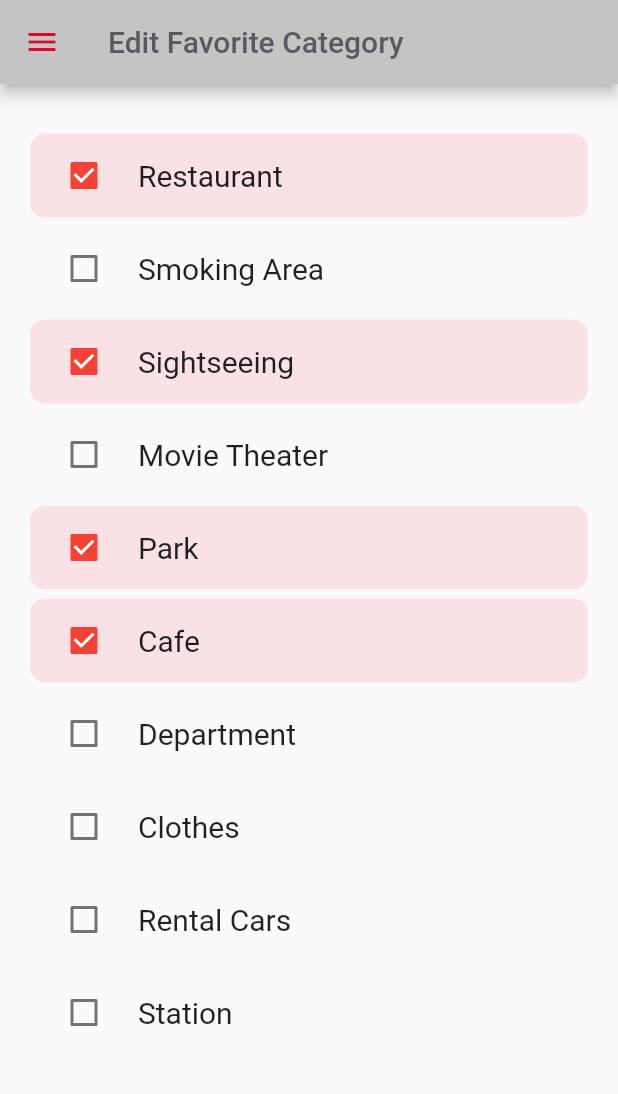
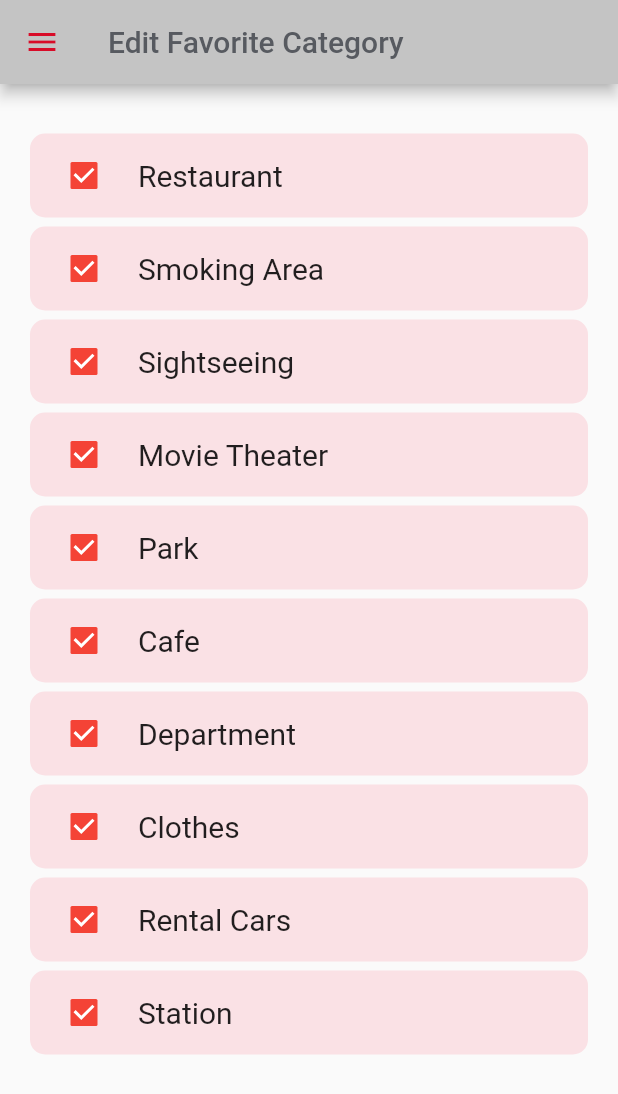
Before and after one commit to naoyuki1115/wovenlog, a Flutter app: the screen it shows after launch, after a tap on the "menu" icon, on a phone screen of 412 x 824 dp. Shown: the top 1094 px of the screen. Run offline on Flutter 3.47's test engine with Material 2 defaults, Android fonts, the phone set to English and light mode, and no system bars; our stand-ins replace shared_preferences.

Commit message:
WV-39-03: finished save selectedCategory via sharedPreferences

```diff
--- /dev/null
+++ b/lib/dummy_data/selected_category_class_json.dart
@@ -0,0 +1,18 @@
+class SelectedCategory {
+  final String? userId;
+  final String? categoryId;
+
+  SelectedCategory({
+    this.userId,
+    this.categoryId,
+  });
+
+  Map toJson() => {
+        'userId': userId,
+        'categoryId': categoryId,
+      };
+
+  SelectedCategory.fromJson(Map json)
+      : userId = json['userId'],
+        categoryId = json['categoryId'];
+}
--- /dev/null
+++ b/lib/dummy_data/selected_category_list_json.dart
@@ -0,0 +1,176 @@
+import 'dart:convert';
+import 'package:flutter/material.dart';
+import 'package:shared_preferences/shared_preferences.dart';
+
+import './selected_category_class_json.dart';
+import './category_list.dart';
+
+class SelectedCategoryList extends ChangeNotifier {
+  // This list is saved on the local device via shared preferences.
+  List<SelectedCategory> _selectedCategoryList = <SelectedCategory>[];
+
+  SelectedCategoryList() {
+    // When the SelectedCategoryList instance created, load shared preference data.
+    loadDataViaSharedPreferences();
+    // And also check the shared preference already exist on the local device.
+    isSharedPreferencesAlreadyExist();
+  }
+
+  List<SelectedCategory> get selectedCategoryList => _selectedCategoryList;
+
+  final List<bool> isCheckedList = List<bool>.filled(categoryList.length, false);
+
+  /*
+  // This method is used for search selected category and highlight it as red,
+  // when user tapped edit button on top screen and tapped each checkbox.
+  */
+  void updateIsCheckedList() {
+    isCheckedList.fillRange(0, categoryList.length, false);
+    for (int i = 0; i < _selectedCategoryList.length; i++) {
+      for (int j = 0; j < categoryList.length; j++) {
+        if (_selectedCategoryList[i].categoryId == categoryList[j].id) {
+          isCheckedList[j] = true;
+        }
+      }
+    }
+  }
+
+  /*
+  // This method is called when user tapped each checkbox.
+  // _selectedCategoryList is modified according to user onChanged action.
+  */
+  void addOrRemove(int index) {
+    String _categoryId = categoryList[index].id;
+    SelectedCategory _addCategory = SelectedCategory(
+      userId: "user0001", // define userId = "user0001" temporary
+      categoryId: _categoryId,
+    );
+
+    if (!isCategoryAlreadyExist(_categoryId)) {
+      _selectedCategoryList.add(_addCategory);
+    } else {
+      _selectedCategoryList.removeWhere(
+        (element) => element.categoryId == _categoryId,
+      );
+    }
+
+    updateIsCheckedList();
+    saveToSharedPreferences();
+    notifyListeners();
+  }
+
+  /*
+  // This method searches, whether the tapped category already exists in
+  // the _selectedCategoryList or not.
+  */
+  bool isCategoryAlreadyExist(String inputCategoryId) {
+    for (int i = 0; i < _selectedCategoryList.length; i++) {
+      if (_selectedCategoryList[i].categoryId == inputCategoryId) {
+        return true;
+      }
+    }
+    return false;
+  }
+
+  /*
+  // This method searches name and icon of the selected category
+  // and used for visualize category icon button on the top screen.
+  */
+  String searchSelectedCategoryNameOrIcon(int index, bool isName) {
+    updateIsCheckedList();
+    final List<int> newList = [];
+
+    for (int i = 0; i < isCheckedList.length; i++) {
+      if (isCheckedList[i] == true) {
+        newList.add(i);
+      }
+    }
+
+    if (newList.isNotEmpty) {
+      int _targetIndex = newList[index];
+      String _categoryName = categoryList[_targetIndex].name;
+      String _categoryId = categoryList[_targetIndex].icon;
+      if (isName) {
+        return _categoryName;
+      } else {
+        return _categoryId;
+      }
+    } else {
+      return "Undefined";
+    }
+  }
+
+  /*
+  // Save JSON data to the local device.
+  // This medhod will be called when the user tapped checkbox on the edit category screen.
+  */
+  Future saveToSharedPreferences() async {
+    // Convert SelectedCategoryList to JSON type
+    List<String> savedSelectedCategoryList = _selectedCategoryList
+        .map(
+          (f) => json.encode(f.toJson()),
+        )
+        .toList();
+
+    SharedPreferences prefs = await SharedPreferences.getInstance();
+
+    await prefs.setStringList('savedSelectedCategoryList', savedSelectedCategoryList);
+  }
+
+  /*
+  // Load JSON format data from the local device.
+  // And then, decode the data to the SelectedCategoryList type.
+  // When the loading ended, isCheckedList will be updated and the top_screen will be rebuild.
+  */
+  Future loadDataViaSharedPreferences() async {
+    SharedPreferences prefs = await SharedPreferences.getInstance();
+
+    var result = prefs.getStringList('savedSelectedCategoryList');
+
+    if (result != null) {
+      _selectedCategoryList = result
+          .map(
+            (f) => SelectedCategory.fromJson(json.decode(f)),
+          )
+          .toList();
+    }
+
+    updateIsCheckedList();
+    notifyListeners();
+  }
+
+  /*
+  // Check the shared preference data already exist or not.
+  // If the data does not exist, run setInitialSharedPreferences to set
+  // all of the category is true and initialize the shared preference.
+  */
+  Future isSharedPreferencesAlreadyExist() async {
+    SharedPreferences prefs = await SharedPreferences.getInstance();
+    bool isSharedPreferencesExist = prefs.containsKey('savedSelectedCategoryList');
+
+    if (!isSharedPreferencesExist) {
+      setInitialSharedPreferences();
+    }
+  }
+
+  void setInitialSharedPreferences() {
+    initializeSelectedCategoryList();
+    updateIsCheckedList();
+    saveToSharedPreferences();
+  }
+
+  void initializeSelectedCategoryList() {
+    _selectedCategoryList = <SelectedCategory>[
+      SelectedCategory(userId: "user0001", categoryId: "category0001"),
+      SelectedCategory(userId: "user0001", categoryId: "category0002"),
+      SelectedCategory(userId: "user0001", categoryId: "category0003"),
+      SelectedCategory(userId: "user0001", categoryId: "category0004"),
+      SelectedCategory(userId: "user0001", categoryId: "category0005"),
+      SelectedCategory(userId: "user0001", categoryId: "category0006"),
+      SelectedCategory(userId: "user0001", categoryId: "category0007"),
+      SelectedCategory(userId: "user0001", categoryId: "category0008"),
+      SelectedCategory(userId: "user0001", categoryId: "category0009"),
+      SelectedCategory(userId: "user0001", categoryId: "category0010"),
+    ];
+  }
+}
--- /dev/null
+++ b/lib/screens/top_edit_screen_json.dart
@@ -0,0 +1,70 @@
+import 'package:flutter/material.dart';
+import 'package:provider/provider.dart';
+
+import '../constants.dart';
+import '../dummy_data/category_list.dart';
+import '../dummy_data/selected_category_list_json.dart';
+import '../screens/top_screen_json.dart';
+
+class TopEditScreen extends StatelessWidget {
+  const TopEditScreen({Key? key}) : super(key: key);
+
+  @override
+  Widget build(BuildContext context) {
+    return Scaffold(
+      appBar: AppBar(
+        title: const Text(
+          "Edit Favorite Category",
+          style: TextStyle(color: kFontColor),
+        ),
+        backgroundColor: kAppBarColor,
+        leading: IconButton(
+            icon: const Icon(Icons.menu, color: kPrimaryColor),
+            onPressed: () {
+              Navigator.pop(
+                context,
+                MaterialPageRoute(builder: (context) => const TopScreen()),
+              );
+            }),
+      ),
+      body: const Padding(
+        padding: EdgeInsets.symmetric(vertical: 30.0, horizontal: 20.0),
+        child: CheckBoxListView(),
+      ),
+    );
+  }
+}
+
+class CheckBoxListView extends StatelessWidget {
+  const CheckBoxListView({Key? key}) : super(key: key);
+
+  @override
+  Widget build(BuildContext context) {
+    final _selectedCategoryList = Provider.of<SelectedCategoryList>(context);
+
+    return ListView.builder(
+      itemCount: categoryList.length,
+      itemBuilder: (BuildContext context, int index) {
+        return Container(
+          margin: const EdgeInsets.symmetric(vertical: 3.0),
+          decoration: BoxDecoration(
+            color: _selectedCategoryList.isCheckedList[index] ? kSecondaryColor : Colors.transparent,
+            borderRadius: BorderRadius.circular(10),
+          ),
+          child: CheckboxListTile(
+            activeColor: Colors.red,
+            title: Text(
+              categoryList[index].name,
+              style: const TextStyle(fontSize: 20),
+            ),
+            value: _selectedCategoryList.isCheckedList[index],
+            controlAffinity: ListTileControlAffinity.leading,
+            onChanged: (val) {
+              _selectedCategoryList.addOrRemove(index);
+            },
+          ),
+        );
+      },
+    );
+  }
+}
--- /dev/null
+++ b/lib/screens/top_screen_json.dart
@@ -0,0 +1,124 @@
+import 'package:flutter/material.dart';
+import 'package:provider/provider.dart';
+
+import '../dummy_data/selected_category_list_json.dart';
+import '../constants.dart';
+import '../screens/top_edit_screen_json.dart';
+
+class TopScreen extends StatelessWidget {
+  const TopScreen({Key? key}) : super(key: key);
+
+  @override
+  Widget build(BuildContext context) {
+    // This provider of _selectedCategoryList is not needed in case of using SharedPreferences.
+    // final _selectedCategoryList = Provider.of<SelectedCategoryList>(context);
+
+    return Scaffold(
+      appBar: AppBar(
+        title: const Text(
+          "Top",
+          style: TextStyle(color: kFontColor),
+        ),
+        backgroundColor: kAppBarColor,
+        leading: IconButton(
+          icon: const Icon(Icons.menu, color: kPrimaryColor),
+          onPressed: () {
+            // This function below is not needed in case of using SharedPreferences.
+            // _selectedCategoryList.updateIsCheckedList();
+            Navigator.push(
+              context,
+              MaterialPageRoute(builder: (context) => const TopEditScreen()),
+            );
+          },
+        ),
+      ),
+      body: Stack(
+        children: [
+          ColorFiltered(
+            colorFilter: ColorFilter.mode(
+              Colors.white.withOpacity(0.12),
+              BlendMode.dstATop,
+            ),
+            child: Container(
+              decoration: const BoxDecoration(
+                image: DecorationImage(
+                  fit: BoxFit.fitHeight,
+                  image: AssetImage(
+                    'assets/images/woven_city_vertical.jpeg',
+                  ),
+                ),
+              ),
+            ),
+          ),
+          Column(
+            children: [
+              Expanded(
+                flex: 1,
+                child: Container(
+                  color: Colors.transparent,
+                ),
+              ),
+              const Expanded(
+                flex: 10,
+                child: GridViewSection(),
+              ),
+            ],
+          ),
+        ],
+      ),
+    );
+  }
+}
+
+class GridViewSection extends StatelessWidget {
+  const GridViewSection({Key? key}) : super(key: key);
+
+  @override
+  Widget build(BuildContext context) {
+    final _selectedCategoryList = Provider.of<SelectedCategoryList>(context);
+
+    return GridView.builder(
+      gridDelegate: const SliverGridDelegateWithFixedCrossAxisCount(
+        crossAxisCount: 3,
+      ),
+      itemCount: _selectedCategoryList.selectedCategoryList.length,
+      itemBuilder: (BuildContext context, int index) {
+        return Column(
+          mainAxisAlignment: MainAxisAlignment.center,
+          children: [
+            ConstrainedBox(
+              constraints: const BoxConstraints(
+                maxHeight: 75.0,
+                maxWidth: 75.0,
+              ),
+              child: Container(
+                padding: const EdgeInsets.all(15),
+                decoration: BoxDecoration(
+                  borderRadius: BorderRadius.circular(10),
+                  color: kAppBarColor,
+                  boxShadow: [
+                    BoxShadow(
+                      color: Colors.black.withOpacity(0.3),
+                      spreadRadius: 1,
+                      blurRadius: 3,
+                      offset: const Offset(2, 2), // changes position of shadow
+                    ),
+                  ],
+                ),
+                child: Image.asset(
+                  _selectedCategoryList.searchSelectedCategoryNameOrIcon(index, false),
+                  // categoryList[index].icon,
+                ),
+              ),
+            ),
+            const SizedBox(height: 10),
+            Text(
+              _selectedCategoryList.searchSelectedCategoryNameOrIcon(index, true),
+              style: const TextStyle(color: kFontColor),
+            ),
+          ],
+        );
+      },
+    );
+  }
+}
```
Also changed, not shown: lib/main.dart (+6 -3 lines), 3 other files.
